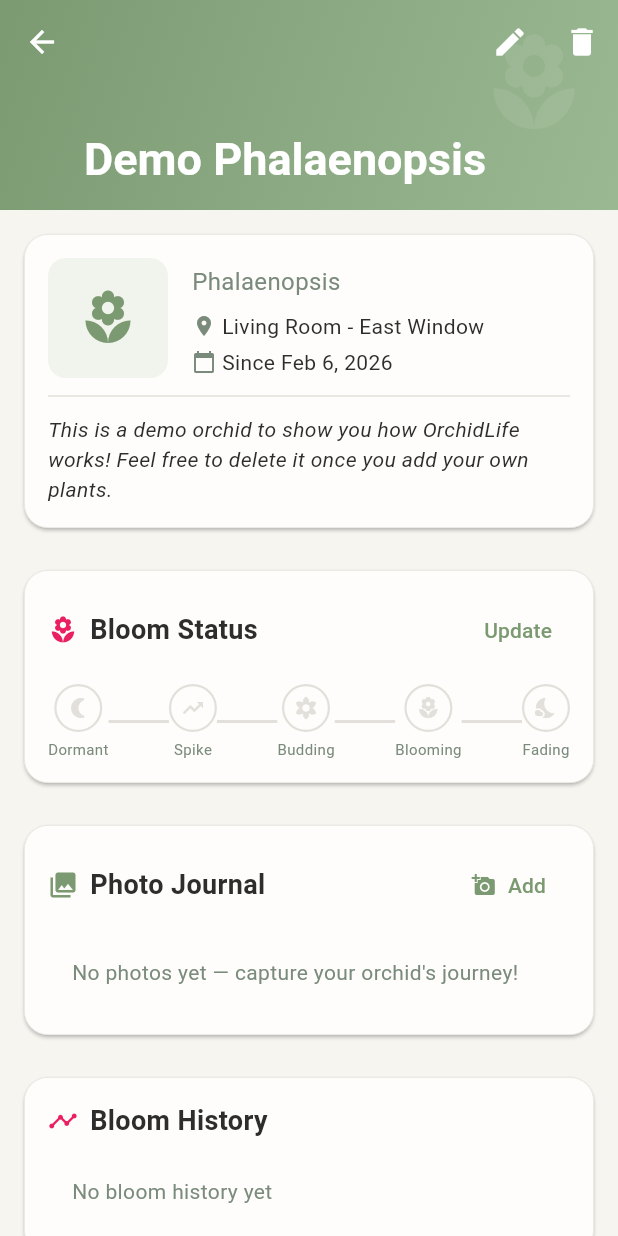
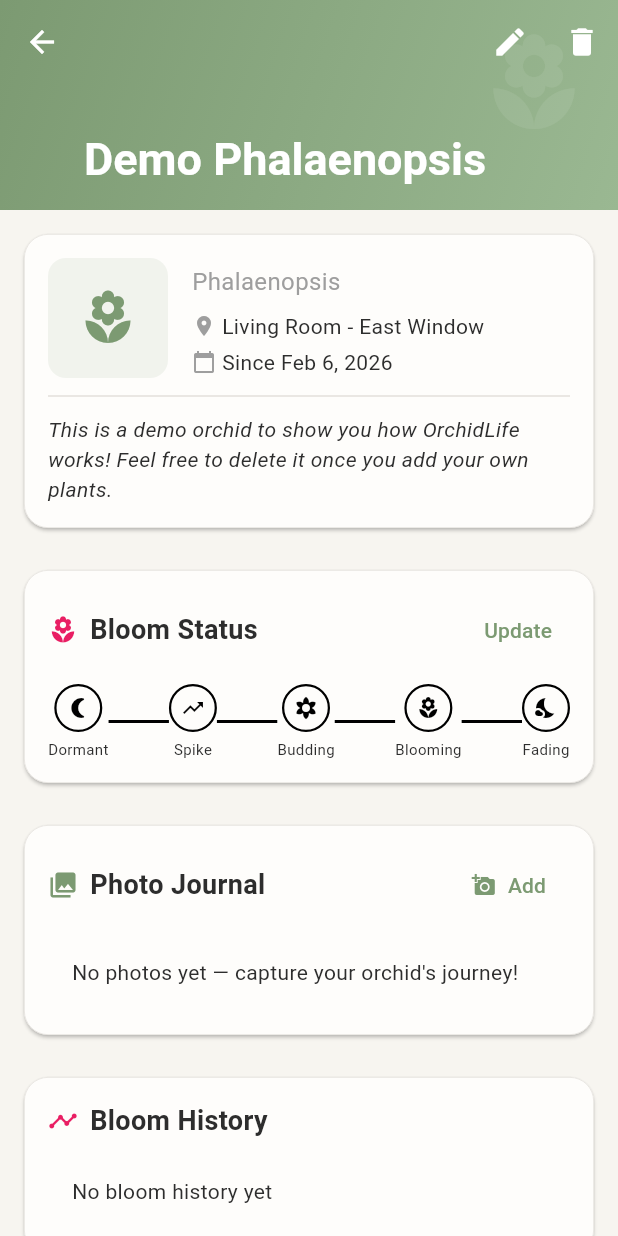
Before and after one commit to AllStarPlumberBob/OrchidLife-public, a Flutter app: the screen it shows after launch, after a tap on the "refresh" icon, after a tap on "Mist", on a phone screen of 412 x 824 dp. Run offline on Flutter 3.47's test engine with Material 3 defaults, Android fonts, the phone set to English and light mode, and no system bars; our stand-ins replace camera, drift, flutter_local_notifications, image_picker, package_info_plus, permission_handler and 4 more; missing offline and left inert: android_intent_plus, flutter_ringtone_player, light_sensor; accounts and stored records are empty; generated files the repository leaves out were written again.

Commit message:
feat: Dark mode fixes, release build config, iOS support, AI handoff
Dark mode: Replace hardcoded AppTheme.textSecondary/surfaceVariant/divider
with theme-aware colors across all screens and widgets so dark mode
renders correctly.

Android: Add release signing config, ProGuard/R8 minification, and
.gitignore entries for signing keys.

iOS: Fix display name capitalization, add camera and photo library
permission descriptions.

AI handoff: Add iOS URL scheme fallbacks for Google Lens, Claude,
and Perplexity.

Co-Authored-By: Claude Opus 4.6 <noreply@anthropic.com>

```diff
--- a/lib/screens/orchid_detail_screen.dart
+++ b/lib/screens/orchid_detail_screen.dart
@@ -190,7 +190,7 @@ class OrchidDetailScreen extends StatelessWidget {
                         orchid.variety!,
                         style: const TextStyle(
                           fontSize: 16,
-                          color: AppTheme.textSecondary,
+                          color: AppTheme.statusSkipped,
                         ),
                       ),
                     ],
@@ -198,7 +198,7 @@ class OrchidDetailScreen extends StatelessWidget {
                       const SizedBox(height: 8),
                       Row(
                         children: [
-                          const Icon(Icons.location_on, size: 16, color: AppTheme.textSecondary),
+                          const Icon(Icons.location_on, size: 16, color: AppTheme.statusSkipped),
                           const SizedBox(width: 4),
                           Text(orchid.location!),
                         ],
@@ -208,7 +208,7 @@ class OrchidDetailScreen extends StatelessWidget {
                       const SizedBox(height: 4),
                       Row(
                         children: [
-                          const Icon(Icons.calendar_today, size: 16, color: AppTheme.textSecondary),
+                          const Icon(Icons.calendar_today, size: 16, color: AppTheme.statusSkipped),
                           const SizedBox(width: 4),
                           Text('Since ${DateFormat.yMMMd().format(orchid.dateAcquired!)}'),
                         ],
@@ -285,11 +285,11 @@ class OrchidDetailScreen extends StatelessWidget {
               final logs = snapshot.data ?? [];
 
               if (logs.isEmpty) {
-                return const Padding(
-                  padding: EdgeInsets.all(16),
+                return Padding(
+                  padding: const EdgeInsets.all(16),
                   child: Text(
                     'No bloom history yet',
-                    style: TextStyle(color: AppTheme.textSecondary),
+                    style: TextStyle(color: Theme.of(context).colorScheme.onSurfaceVariant),
                   ),
                 );
               }
@@ -311,7 +311,7 @@ class OrchidDetailScreen extends StatelessWidget {
                     subtitle: log.notes != null ? Text(log.notes!) : null,
                     trailing: Text(
                       DateFormat.MMMd().format(log.dateLogged),
-                      style: const TextStyle(fontSize: 12, color: AppTheme.textSecondary),
+                      style: TextStyle(fontSize: 12, color: Theme.of(context).colorScheme.onSurfaceVariant),
                     ),
                   );
                 }).toList(),
@@ -345,11 +345,11 @@ class OrchidDetailScreen extends StatelessWidget {
               final tasks = snapshot.data ?? [];
 
               if (tasks.isEmpty) {
-                return const Padding(
-                  padding: EdgeInsets.all(16),
+                return Padding(
+                  padding: const EdgeInsets.all(16),
                   child: Text(
                     'No care tasks set up yet',
-                    style: TextStyle(color: AppTheme.textSecondary),
+                    style: TextStyle(color: Theme.of(context).colorScheme.onSurfaceVariant),
                   ),
                 );
               }
@@ -381,13 +381,13 @@ class OrchidDetailScreen extends StatelessWidget {
         ),
         child: Icon(
           icon,
-          color: task.enabled ? color : AppTheme.textSecondary,
+          color: task.enabled ? color : Theme.of(context).colorScheme.onSurfaceVariant,
         ),
       ),
       title: Text(
         displayName,
         style: TextStyle(
-          color: task.enabled ? null : AppTheme.textSecondary,
+          color: task.enabled ? null : Theme.of(context).colorScheme.onSurfaceVariant,
           decoration: task.enabled ? null : TextDecoration.lineThrough,
         ),
       ),
@@ -428,9 +428,9 @@ class OrchidDetailScreen extends StatelessWidget {
       child: Column(
         crossAxisAlignment: CrossAxisAlignment.start,
         children: [
-          const SectionHeader(
+          SectionHeader(
             icon: Icons.history,
-            color: AppTheme.textSecondary,
+            color: Theme.of(context).colorScheme.onSurfaceVariant,
             title: 'Care History',
           ),
           const SizedBox(height: 8),
@@ -440,11 +440,11 @@ class OrchidDetailScreen extends StatelessWidget {
               final logs = snapshot.data ?? [];
 
               if (logs.isEmpty) {
-                return const Padding(
-                  padding: EdgeInsets.all(16),
+                return Padding(
+                  padding: const EdgeInsets.all(16),
                   child: Text(
                     'No care history yet',
-                    style: TextStyle(color: AppTheme.textSecondary),
+                    style: TextStyle(color: Theme.of(context).colorScheme.onSurfaceVariant),
                   ),
                 );
               }
@@ -471,7 +471,7 @@ class OrchidDetailScreen extends StatelessWidget {
       title: Text(
         log.skipped ? '$displayName (skipped)' : displayName,
         style: TextStyle(
-          color: log.skipped ? AppTheme.textSecondary : null,
+          color: log.skipped ? AppTheme.statusSkipped : null,
           fontStyle: log.skipped ? FontStyle.italic : null,
         ),
       ),
@@ -645,14 +645,14 @@ class _LightExposureCard extends StatelessWidget {
                       ),
                       Text(
                         'Last reading: ${DateFormat.yMMMd().format(reading.readingAt)}',
-                        style: const TextStyle(fontSize: 12, color: AppTheme.textSecondary),
+                        style: TextStyle(fontSize: 12, color: Theme.of(context).colorScheme.onSurfaceVariant),
                       ),
                     ],
                     if (species != null && species.idealLuxMin != null && species.idealLuxMax != null) ...[
                       const SizedBox(height: 8),
                       Text(
                         'Ideal range: ${species.idealLuxMin}-${species.idealLuxMax} lux',
-                        style: const TextStyle(fontSize: 13, color: AppTheme.textSecondary),
+                        style: TextStyle(fontSize: 13, color: Theme.of(context).colorScheme.onSurfaceVariant),
                       ),
                     ],
                   ],
@@ -943,7 +943,7 @@ class _CareInsightsCard extends StatelessWidget {
                               ),
                               Text(
                                 insight.message,
-                                style: const TextStyle(fontSize: 12, color: AppTheme.textSecondary),
+                                style: TextStyle(fontSize: 12, color: Theme.of(context).colorScheme.onSurfaceVariant),
                               ),
                             ],
                           ),
--- a/lib/screens/orchid_list_screen.dart
+++ b/lib/screens/orchid_list_screen.dart
@@ -213,8 +213,8 @@ class _OrchidListScreenState extends State<OrchidListScreen> {
                   const SizedBox(height: 4),
                   Text(
                     orchid.variety!,
-                    style: const TextStyle(
-                      color: AppTheme.textSecondary,
+                    style: TextStyle(
+                      color: Theme.of(context).colorScheme.onSurfaceVariant,
                     ),
                   ),
                 ],
@@ -222,17 +222,17 @@ class _OrchidListScreenState extends State<OrchidListScreen> {
                   const SizedBox(height: 4),
                   Row(
                     children: [
-                      const Icon(
+                      Icon(
                         Icons.location_on,
                         size: 14,
-                        color: AppTheme.textSecondary,
+                        color: Theme.of(context).colorScheme.onSurfaceVariant,
                       ),
                       const SizedBox(width: 4),
                       Text(
                         orchid.location!,
-                        style: const TextStyle(
+                        style: TextStyle(
                           fontSize: 12,
-                          color: AppTheme.textSecondary,
+                          color: Theme.of(context).colorScheme.onSurfaceVariant,
                         ),
                       ),
                     ],
@@ -270,9 +270,9 @@ class _OrchidListScreenState extends State<OrchidListScreen> {
               ),
             )
           else
-            const Icon(
+            Icon(
               Icons.chevron_right,
-              color: AppTheme.textSecondary,
+              color: Theme.of(context).colorScheme.onSurfaceVariant,
             ),
         ],
       ),
@@ -346,7 +346,7 @@ class _GalleryCard extends StatelessWidget {
                       const SizedBox(height: 2),
                       Text(
                         orchid.variety!,
-                        style: const TextStyle(fontSize: 11, color: AppTheme.textSecondary),
+                        style: TextStyle(fontSize: 11, color: Theme.of(context).colorScheme.onSurfaceVariant),
                         maxLines: 1,
                         overflow: TextOverflow.ellipsis,
                       ),
--- a/lib/screens/species_profile_screen.dart
+++ b/lib/screens/species_profile_screen.dart
@@ -104,7 +104,7 @@ class SpeciesProfileScreen extends StatelessWidget {
                       style: const TextStyle(
                         fontSize: 14,
                         fontStyle: FontStyle.italic,
-                        color: AppTheme.textSecondary,
+                        color: AppTheme.statusSkipped,
                       ),
                     ),
                   ],
@@ -190,7 +190,7 @@ class SpeciesProfileScreen extends StatelessWidget {
           const SizedBox(height: 8),
           Text(
             _lightDescription(),
-            style: const TextStyle(fontSize: 13, color: AppTheme.textSecondary),
+            style: const TextStyle(fontSize: 13, color: AppTheme.statusSkipped),
           ),
         ],
       ),
@@ -315,7 +315,7 @@ class SpeciesProfileScreen extends StatelessWidget {
       case 'advanced':
         return AppTheme.statusOverdue;
       default:
-        return AppTheme.textSecondary;
+        return AppTheme.statusSkipped;
     }
   }
 }
--- a/lib/widgets/add_care_task_dialog.dart
+++ b/lib/widgets/add_care_task_dialog.dart
@@ -101,7 +101,7 @@ class _AddCareTaskDialogState extends State<AddCareTaskDialog> {
                 style: TextStyle(
                   color: _firstDueDate != null
                       ? AppTheme.primary
-                      : AppTheme.textSecondary,
+                      : Theme.of(context).colorScheme.onSurfaceVariant,
                 ),
               ),
               trailing: _firstDueDate != null
--- a/lib/widgets/bloom_stage_widget.dart
+++ b/lib/widgets/bloom_stage_widget.dart
@@ -47,7 +47,7 @@ class BloomStageWidget extends StatelessWidget {
   static Color stageColor(BloomStage stage) {
     switch (stage) {
       case BloomStage.dormant:
-        return AppTheme.textSecondary;
+        return AppTheme.statusSkipped;
       case BloomStage.spikeEmerging:
         return AppTheme.statusCompleted;
       case BloomStage.budding:
@@ -74,7 +74,7 @@ class BloomStageWidget extends StatelessWidget {
               height: 2,
               color: isActive
                   ? stageColor(_stages[stageIndex])
-                  : AppTheme.divider,
+                  : Theme.of(context).dividerColor,
             ),
           );
         }
@@ -85,7 +85,7 @@ class BloomStageWidget extends StatelessWidget {
         final isPast = stageIndex < activeIndex;
         final color = (isActive || isPast)
             ? stageColor(stage)
-            : AppTheme.divider;
+            : Theme.of(context).dividerColor;
 
         return GestureDetector(
           onTap: onStageChanged != null ? () => onStageChanged!(stage) : null,
@@ -119,7 +119,7 @@ class BloomStageWidget extends StatelessWidget {
                   style: TextStyle(
                     fontSize: 10,
                     fontWeight: isActive ? FontWeight.bold : FontWeight.normal,
-                    color: isActive ? color : AppTheme.textSecondary,
+                    color: isActive ? color : Theme.of(context).colorScheme.onSurfaceVariant,
                   ),
                 ),
               ],
--- a/lib/widgets/photo_journal_section.dart
+++ b/lib/widgets/photo_journal_section.dart
@@ -58,11 +58,11 @@ class PhotoJournalSection extends StatelessWidget {
               final photos = snapshot.data ?? [];
 
               if (photos.isEmpty) {
-                return const Padding(
-                  padding: EdgeInsets.all(16),
+                return Padding(
+                  padding: const EdgeInsets.all(16),
                   child: Text(
                     'No photos yet — capture your orchid\'s journey!',
-                    style: TextStyle(color: AppTheme.textSecondary),
+                    style: TextStyle(color: Theme.of(context).colorScheme.onSurfaceVariant),
                   ),
                 );
               }
@@ -82,7 +82,7 @@ class PhotoJournalSection extends StatelessWidget {
                             child: Container(
                               width: 100,
                               decoration: BoxDecoration(
-                                color: AppTheme.surfaceVariant,
+                                color: Theme.of(context).colorScheme.surfaceContainerHighest,
                                 borderRadius: BorderRadius.circular(AppTheme.radiusMedium),
                               ),
                               child: Column(
@@ -229,11 +229,11 @@ class _PhotoThumbnail extends StatelessWidget {
               width: 100,
               height: 120,
               fit: BoxFit.cover,
-              errorBuilder: (_, __, ___) => Container(
+              errorBuilder: (ctx, _, __) => Container(
                 width: 100,
                 height: 120,
-                color: AppTheme.surfaceVariant,
-                child: const Icon(Icons.broken_image, color: AppTheme.textSecondary),
+                color: Theme.of(ctx).colorScheme.surfaceContainerHighest,
+                child: Icon(Icons.broken_image, color: Theme.of(ctx).colorScheme.onSurfaceVariant),
               ),
             ),
           ),
```
Also changed, not shown: lib/screens/add_edit_orchid_screen.dart (+8 -8 lines), lib/screens/locations_screen.dart (+8 -8 lines), lib/screens/photo_journal_screen.dart (+10 -10 lines), lib/services/ai_handoff_service.dart (+54 -10 lines), lib/widgets/empty_state.dart (+4 -4 lines), 4 other files.
